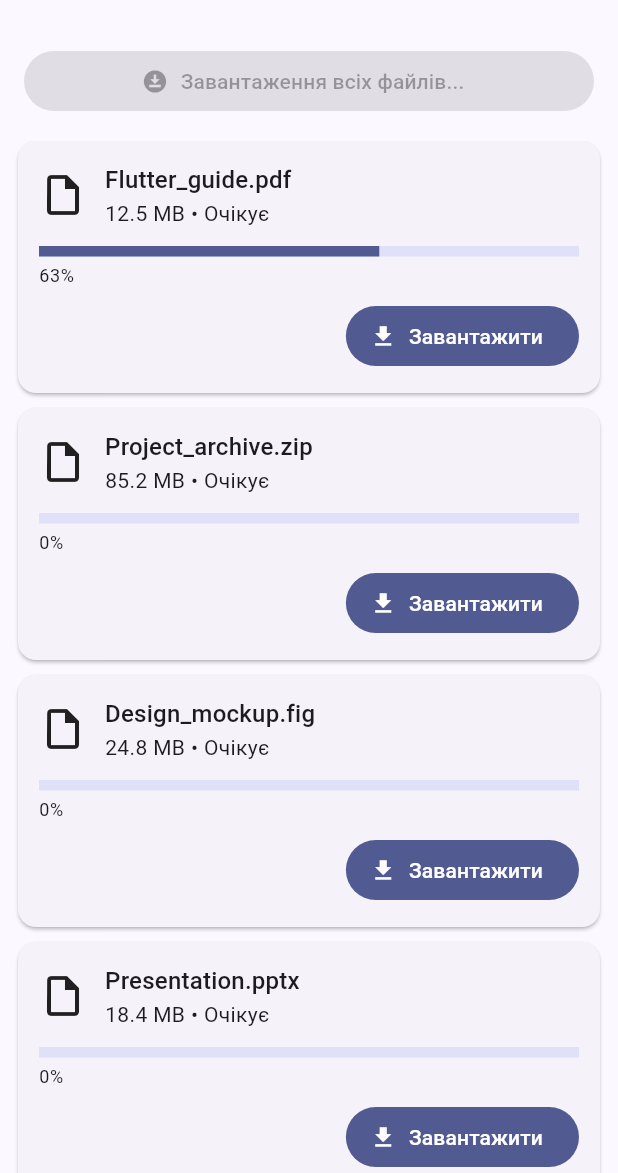
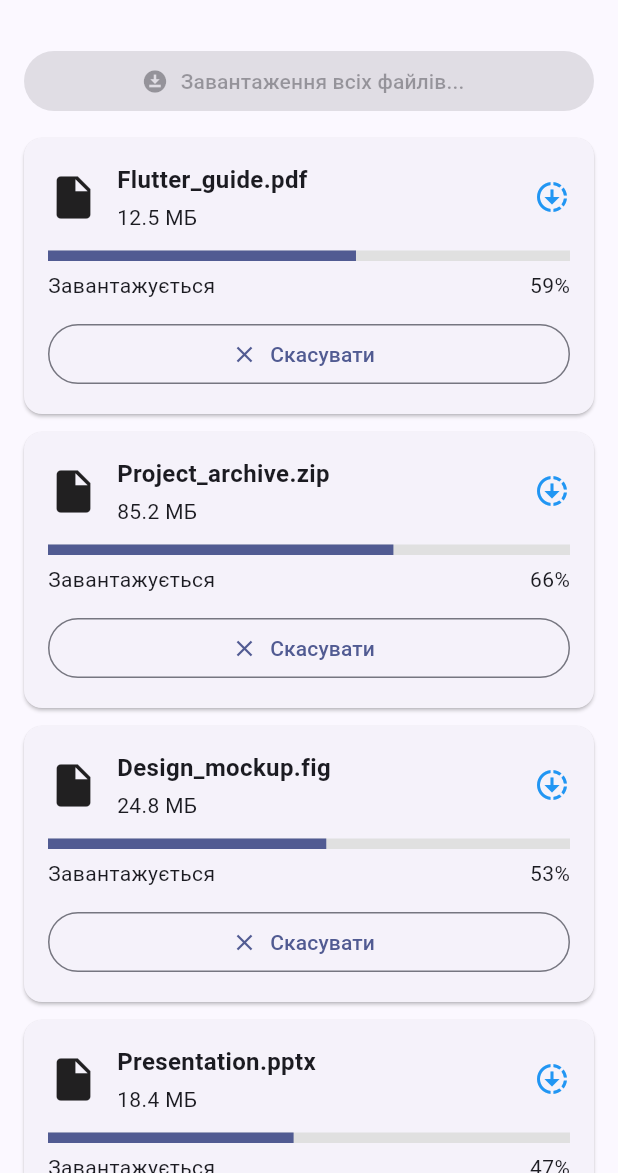
Before and after one commit to Kiter0/Programming-Mobile-Platforms, a Flutter app: the screen it shows after launch, after a tap on "Спробувати ще раз", after a tap on "Завантажити всі", on a phone screen of 412 x 824 dp, the part 63-1236 px from its top. Run offline on Flutter 3.47's test engine with Material 3 defaults, Android fonts, the light colour scheme and no system bars; our stand-ins replace go_router; accounts and stored records are empty.

Commit message:
Fix async download manager streams

```diff
--- a/practice-08-async-dart/lib/screens/download_screen.dart
+++ b/practice-08-async-dart/lib/screens/download_screen.dart
@@ -1,3 +1,4 @@
+
 import 'dart:async';
 
 import 'package:flutter/material.dart';
@@ -24,6 +25,7 @@ class _DownloadScreenState extends State<DownloadScreen> {
 
   bool _batchRunning = false;
   String? _batchSummary;
+  DateTime? _batchStart;
 
   @override
   void initState() {
@@ -31,21 +33,13 @@ class _DownloadScreenState extends State<DownloadScreen> {
     _filesFuture = _loadFiles();
   }
 
-  Future<List<DownloadFile>> _loadFiles() async {
-    final files = await _service.loadFiles().timeout(
+  Future<List<DownloadFile>> _loadFiles() {
+    return _service.loadFiles().timeout(
       const Duration(seconds: 5),
     );
-
-    if (!mounted) return files;
-
-    setState(() {
-      _files = files;
-    });
-
-    return files;
   }
 
-  void _retryLoading() {
+  void _retryLoad() {
     setState(() {
       _files = [];
       _batchSummary = null;
@@ -53,97 +47,107 @@ class _DownloadScreenState extends State<DownloadScreen> {
     });
   }
 
-  void _updateFile(int id, DownloadFile Function(DownloadFile) update) {
+  void _updateFile(
+    int id,
+    DownloadFile Function(DownloadFile) update,
+  ) {
     if (!mounted) return;
 
+    final index = _files.indexWhere((file) => file.id == id);
+    if (index == -1) return;
+
     setState(() {
-      final index = _files.indexWhere((file) => file.id == id);
-      if (index != -1) {
       _files[index] = update(_files[index]);
-      }
     });
   }
 
   Future<bool> _startDownload(int id) {
-    final fileIndex = _files.indexWhere((file) => file.id == id);
-    if (fileIndex == -1) return Future.value(false);
+    final existing = _completers[id];
 
-    final file = _files[fileIndex];
-    if (file.status == DownloadStatus.completed) {
+    if (existing != null && !existing.isCompleted) {
+      return existing.future;
+    }
+
+    final index = _files.indexWhere((file) => file.id == id);
+    if (index == -1) return Future.value(false);
+
+    if (_files[index].status == DownloadStatus.completed) {
       return Future.value(true);
     }
-
-    final existing = _completers[id];
-    if (existing != null) return existing.future;
 
     final completer = Completer<bool>();
     _completers[id] = completer;
 
     try {
-      final stream = _service.startDownload(id);
+      // Важливо: broadcast дозволяє слухати потік
+      // одночасно через listen() та StreamBuilder.
+      final stream = _service.startDownload(id).asBroadcastStream();
       _streams[id] = stream;
 
       _updateFile(
         id,
-        (current) => current.copyWith(
+        (file) => file.copyWith(
           progress: 0,
           status: DownloadStatus.downloading,
-          clearError: true,
+          errorMessage: null,
         ),
       );
 
-      late StreamSubscription<double> subscription;
+      late final StreamSubscription<double> subscription;
 
       subscription = stream.listen(
         (progress) {
-          _updateFile(id, (current) {
-            final completed = progress >= 1;
-            return current.copyWith(
+          _updateFile(
+            id,
+            (file) => file.copyWith(
               progress: progress,
-              status: completed
+              status: progress >= 1
                   ? DownloadStatus.completed
                   : DownloadStatus.downloading,
+              errorMessage: null,
+            ),
           );
-          });
 
           if (progress >= 1 && !completer.isCompleted) {
             completer.complete(true);
-            if (identical(_completers[id], completer)) {
-              _completers.remove(id);
-            }
           }
         },
         onError: (Object error) {
           _updateFile(
             id,
-            (current) => current.copyWith(
+            (file) => file.copyWith(
               status: DownloadStatus.failed,
               errorMessage: error.toString(),
             ),
           );
 
-          if (!completer.isCompleted) completer.complete(false);
-          if (identical(_completers[id], completer)) {
-            _completers.remove(id);
+          if (!completer.isCompleted) {
+            completer.complete(false);
           }
         },
         onDone: () {
-          if (!completer.isCompleted) {
+          final currentIndex = _files.indexWhere(
+            (file) => file.id == id,
+          );
+
+          if (currentIndex != -1 &&
+              _files[currentIndex].status ==
+                  DownloadStatus.downloading) {
             _updateFile(
               id,
-              (current) => current.copyWith(
+              (file) => file.copyWith(
                 status: DownloadStatus.failed,
-                errorMessage: 'Завантаження завершилося передчасно',
+                errorMessage: 'Завантаження перервано',
               ),
             );
+
+            if (!completer.isCompleted) {
               completer.complete(false);
+            }
           }
 
           if (identical(_subscriptions[id], subscription)) {
             _subscriptions.remove(id);
-          }
-          if (identical(_completers[id], completer)) {
-            _completers.remove(id);
           }
         },
       );
@@ -152,14 +156,15 @@ class _DownloadScreenState extends State<DownloadScreen> {
     } catch (error) {
       _updateFile(
         id,
-        (current) => current.copyWith(
+        (file) => file.copyWith(
           status: DownloadStatus.failed,
           errorMessage: error.toString(),
         ),
       );
 
-      if (!completer.isCompleted) completer.complete(false);
-      _completers.remove(id);
+      if (!completer.isCompleted) {
+        completer.complete(false);
+      }
     }
 
     return completer.future;
@@ -167,6 +172,7 @@ class _DownloadScreenState extends State<DownloadScreen> {
 
   Future<void> _cancelDownload(int id) async {
     final completer = _completers.remove(id);
+
     if (completer != null && !completer.isCompleted) {
       completer.complete(false);
     }
@@ -176,26 +182,21 @@ class _DownloadScreenState extends State<DownloadScreen> {
       await subscription.cancel();
     }
 
-    if (!mounted) return;
-
     _service.cancelDownload(id);
-
-    setState(() {
     _streams.remove(id);
 
-      final index = _files.indexWhere((file) => file.id == id);
-      if (index != -1) {
-        _files[index] = _files[index].copyWith(
+    _updateFile(
+      id,
+      (file) => file.copyWith(
         progress: 0,
         status: DownloadStatus.waiting,
-          clearError: true,
+        errorMessage: null,
+      ),
     );
-      }
-    });
   }
 
   Future<void> _downloadAll() async {
-    if (_batchRunning || _files.isEmpty) return;
+    if (_batchRunning) return;
 
     final pending = _files
         .where((file) => file.status != DownloadStatus.completed)
@@ -208,58 +209,189 @@ class _DownloadScreenState extends State<DownloadScreen> {
       return;
     }
 
-    final stopwatch = Stopwatch()..start();
-
     setState(() {
       _batchRunning = true;
       _batchSummary = null;
+      _batchStart = DateTime.now();
     });
 
-    // Кожне завантаження повертає true/false, тому помилка
-    // одного файлу не перериває решту паралельних завантажень.
-    final results = await Future.wait(
+    try {
+      final results = await Future.wait<bool>(
         pending.map((file) => _startDownload(file.id)),
       );
 
-    stopwatch.stop();
-
       if (!mounted) return;
 
-    final successCount = results.where((result) => result).length;
-    final errorCount = results.length - successCount;
+      final successful = results.where((result) => result).length;
+      final failed = results.length - successful;
+      final elapsed = DateTime.now().difference(_batchStart!);
 
       setState(() {
+        _batchSummary =
+            'Завершено: $successful із ${results.length}. '
+            'Помилок або скасувань: $failed. '
+            'Час: ${elapsed.inSeconds} с.';
+      });
+    } finally {
+      if (mounted) {
+        setState(() {
           _batchRunning = false;
-      _batchSummary =
-          'Завершено за ${stopwatch.elapsed.inSeconds} с. '
-          'Успішно: $successCount, помилок або скасувань: $errorCount.';
         });
+      }
+    }
   }
 
   String _statusText(DownloadFile file) {
     switch (file.status) {
       case DownloadStatus.waiting:
-        return 'Очікує';
+        return 'Очікує завантаження';
       case DownloadStatus.downloading:
         return 'Завантажується';
       case DownloadStatus.completed:
-        return 'Завершено';
+        return 'Завантажено';
       case DownloadStatus.failed:
         return 'Помилка';
     }
   }
 
+  Color _statusColor(DownloadFile file) {
+    switch (file.status) {
+      case DownloadStatus.waiting:
+        return Colors.grey;
+      case DownloadStatus.downloading:
+        return Colors.blue;
+      case DownloadStatus.completed:
+        return Colors.green;
+      case DownloadStatus.failed:
+        return Colors.red;
+    }
+  }
+
+  Widget _buildFileCard(DownloadFile file) {
+    final isDownloading =
+        file.status == DownloadStatus.downloading;
+    final isCompleted =
+        file.status == DownloadStatus.completed;
+
+    return Card(
+      margin: const EdgeInsets.symmetric(
+        horizontal: 16,
+        vertical: 6,
+      ),
+      child: Padding(
+        padding: const EdgeInsets.all(16),
+        child: Column(
+          crossAxisAlignment: CrossAxisAlignment.start,
+          children: [
+            Row(
+              children: [
+                const Icon(Icons.insert_drive_file, size: 34),
+                const SizedBox(width: 12),
+                Expanded(
+                  child: Column(
+                    crossAxisAlignment: CrossAxisAlignment.start,
+                    children: [
+                      Text(
+                        file.name,
+                        style: const TextStyle(
+                          fontSize: 16,
+                          fontWeight: FontWeight.bold,
+                        ),
+                      ),
+                      const SizedBox(height: 4),
+                      Text('${file.sizeMb.toStringAsFixed(1)} МБ'),
+                    ],
+                  ),
+                ),
+                Icon(
+                  isCompleted
+                      ? Icons.check_circle
+                      : isDownloading
+                          ? Icons.downloading
+                          : file.status == DownloadStatus.failed
+                              ? Icons.error
+                              : Icons.cloud_download,
+                  color: _statusColor(file),
+                ),
+              ],
+            ),
+            const SizedBox(height: 12),
+            StreamBuilder<double>(
+              stream: _streams[file.id],
+              initialData: file.progress,
+              builder: (context, snapshot) {
+                final progress =
+                    (snapshot.data ?? file.progress).clamp(0.0, 1.0);
+
+                return Column(
+                  crossAxisAlignment: CrossAxisAlignment.start,
+                  children: [
+                    LinearProgressIndicator(
+                      value: progress,
+                      minHeight: 7,
+                      backgroundColor: Colors.grey.shade300,
+                    ),
+                    const SizedBox(height: 6),
+                    Row(
+                      mainAxisAlignment: MainAxisAlignment.spaceBetween,
+                      children: [
+                        Text(_statusText(file)),
+                        Text('${(progress * 100).round()}%'),
+                      ],
+                    ),
+                  ],
+                );
+              },
+            ),
+            if (file.errorMessage != null) ...[
+              const SizedBox(height: 8),
+              Text(
+                file.errorMessage!,
+                style: const TextStyle(color: Colors.red),
+              ),
+            ],
+            const SizedBox(height: 12),
+            SizedBox(
+              width: double.infinity,
+              child: isDownloading
+                  ? OutlinedButton.icon(
+                      onPressed: () => _cancelDownload(file.id),
+                      icon: const Icon(Icons.close),
+                      label: const Text('Скасувати'),
+                    )
+                  : ElevatedButton.icon(
+                      onPressed: isCompleted
+                          ? null
+                          : () => _startDownload(file.id),
+                      icon: Icon(
+                        isCompleted ? Icons.check : Icons.download,
+                      ),
+                      label: Text(
+                        isCompleted
+                            ? 'Завантажено'
+                            : file.status == DownloadStatus.failed
+                                ? 'Повторити'
+                                : 'Завантажити',
+                      ),
+                    ),
+            ),
+          ],
+        ),
+      ),
+    );
+  }
+
   @override
   void dispose() {
+    for (final completer in _completers.values) {
+      if (!completer.isCompleted) {
+        completer.complete(false);
+      }
+    }
+
     for (final subscription in _subscriptions.values) {
       unawaited(subscription.cancel());
     }
-    _subscriptions.clear();
-
-    for (final completer in _completers.values) {
-      if (!completer.isCompleted) completer.complete(false);
-    }
-    _completers.clear();
 
     _service.dispose();
     super.dispose();
@@ -295,16 +427,20 @@ class _DownloadScreenState extends State<DownloadScreen> {
                 child: Column(
                   mainAxisSize: MainAxisSize.min,
                   children: [
-                    const Icon(Icons.cloud_off, size: 56),
+                    const Icon(
+                      Icons.cloud_off,
+                      size: 48,
+                      color: Colors.red,
+                    ),
                     const SizedBox(height: 12),
                     Text(
-                      'Не вдалося завантажити список.\n'
+                      'Не вдалося завантажити список:\n'
                       '${snapshot.error}',
                       textAlign: TextAlign.center,
                     ),
                     const SizedBox(height: 16),
-                    FilledButton.icon(
-                      onPressed: _retryLoading,
+                    ElevatedButton.icon(
+                      onPressed: _retryLoad,
                       icon: const Icon(Icons.refresh),
                       label: const Text('Спробувати ще раз'),
                     ),
@@ -314,28 +450,25 @@ class _DownloadScreenState extends State<DownloadScreen> {
             );
           }
 
-          final files = snapshot.data ?? [];
+          final loadedFiles = snapshot.data ?? [];
 
-          if (files.isEmpty) {
+          if (loadedFiles.isEmpty) {
             return const Center(
-              child: Column(
-                mainAxisSize: MainAxisSize.min,
-                children: [
-                  Icon(Icons.folder_open, size: 56),
-                  SizedBox(height: 12),
-                  Text('Файлів поки немає'),
-                ],
-              ),
+              child: Text('Список файлів порожній.'),
             );
+          }
+
+          if (_files.isEmpty) {
+            _files = List<DownloadFile>.from(loadedFiles);
           }
 
           return Column(
             children: [
               Padding(
-                padding: const EdgeInsets.all(16),
+                padding: const EdgeInsets.fromLTRB(16, 16, 16, 8),
                 child: SizedBox(
                   width: double.infinity,
-                  child: FilledButton.icon(
+                  child: ElevatedButton.icon(
                     onPressed: _batchRunning ? null : _downloadAll,
                     icon: const Icon(Icons.download_for_offline),
                     label: Text(
@@ -348,127 +481,23 @@ class _DownloadScreenState extends State<DownloadScreen> {
               ),
               if (_batchSummary != null)
                 Padding(
-                  padding: const EdgeInsets.symmetric(horizontal: 16),
-                  child: Card(
-                    child: ListTile(
-                      leading: const Icon(Icons.summarize),
-                      title: const Text('Підсумок завантаження'),
-                      subtitle: Text(_batchSummary!),
+                  padding: const EdgeInsets.symmetric(
+                    horizontal: 16,
+                    vertical: 8,
+                  ),
+                  child: Text(
+                    _batchSummary!,
+                    textAlign: TextAlign.center,
+                    style: const TextStyle(
+                      fontWeight: FontWeight.w600,
                     ),
                   ),
                 ),
               Expanded(
                 child: ListView.builder(
-                  padding: const EdgeInsets.fromLTRB(12, 0, 12, 12),
                   itemCount: _files.length,
                   itemBuilder: (context, index) {
-                    final file = _files[index];
-
-                    return Card(
-                      margin: const EdgeInsets.only(bottom: 10),
-                      child: Padding(
-                        padding: const EdgeInsets.all(14),
-                        child: Column(
-                          crossAxisAlignment: CrossAxisAlignment.start,
-                          children: [
-                            Row(
-                              children: [
-                                const Icon(
-                                  Icons.insert_drive_file_outlined,
-                                  size: 32,
-                                ),
-                                const SizedBox(width: 12),
-                                Expanded(
-                                  child: Column(
-                                    crossAxisAlignment:
-                                        CrossAxisAlignment.start,
-                                    children: [
-                                      Text(
-                                        file.name,
-                                        style: Theme.of(context)
-                                            .textTheme
-                                            .titleMedium,
-                                      ),
-                                      Text(
-                                        '${file.sizeMb.toStringAsFixed(1)} MB'
-                                        ' • ${_statusText(file)}',
-                                      ),
-                                    ],
-                                  ),
-                                ),
-                              ],
-                            ),
-                            const SizedBox(height: 12),
-                            StreamBuilder<double>(
-                              stream: _streams[file.id],
-                              initialData: file.progress,
-                              builder: (context, progressSnapshot) {
-                                final progress =
-                                    (progressSnapshot.data ?? file.progress)
-                                        .clamp(0.0, 1.0);
-
-                                return Column(
-                                  crossAxisAlignment: CrossAxisAlignment.start,
-                                  children: [
-                                    LinearProgressIndicator(
-                                      value: progress,
-                                      minHeight: 7,
-                                    ),
-                                    const SizedBox(height: 5),
-                                    Text(
-                                      '${(progress * 100).round()}%',
-                                      style: Theme.of(context)
-                                          .textTheme
-                                          .bodySmall,
-                                    ),
-                                  ],
-                                );
-                              },
-                            ),
-                            if (file.errorMessage != null) ...[
-                              const SizedBox(height: 6),
-                              Text(
-                                file.errorMessage!,
-                                style: TextStyle(
-                                  color: Theme.of(context).colorScheme.error,
-                                ),
-                              ),
-                            ],
-                            const SizedBox(height: 8),
-                            Align(
-                              alignment: Alignment.centerRight,
-                              child: file.status == DownloadStatus.downloading
-                                  ? OutlinedButton.icon(
-                                      onPressed: () => _cancelDownload(file.id),
-                                      icon: const Icon(Icons.close),
-                                      label: const Text('Скасувати'),
-                                    )
-                                  : file.status == DownloadStatus.completed
-                                  ? const Chip(
-                                      avatar: Icon(
-                                        Icons.check_circle,
-                                        size: 18,
-                                      ),
-                                      label: Text('Завантажено'),
-                                    )
-                                  : FilledButton.icon(
-                                      onPressed: () => _startDownload(file.id),
-                                      icon: Icon(
-                                        file.status == DownloadStatus.failed
-                                            ? Icons.refresh
-                                            : Icons.download,
-                                      ),
-                                      label: Text(
-                                        file.status == DownloadStatus.failed
-                                            ? 'Повторити'
-                                            : 'Завантажити',
-                                      ),
-                                    ),
-                            ),
-                          ],
-                        ),
-                      ),
-                    );
+                    return _buildFileCard(_files[index]);
                   },
                 ),
               ),
--- a/practice-08-async-dart/lib/services/download_service.dart
+++ b/practice-08-async-dart/lib/services/download_service.dart
@@ -1,3 +1,4 @@
+
 import 'dart:async';
 import 'dart:math';
 
@@ -42,14 +43,14 @@ class DownloadService {
 
     cancelDownload(fileId);
 
-    final controller = StreamController<double>.broadcast();
+    final controller = StreamController<double>();
     _controllers[fileId] = controller;
 
     var progress = 0.0;
 
-    _timers[fileId] = Timer.periodic(const Duration(milliseconds: 180), (
-      timer,
-    ) {
+    _timers[fileId] = Timer.periodic(
+      const Duration(milliseconds: 180),
+      (timer) {
         if (_disposed || controller.isClosed) {
           timer.cancel();
           return;
@@ -59,30 +60,38 @@ class DownloadService {
           timer.cancel();
           _timers.remove(fileId);
 
-        controller.addError(StateError('Помилка завантаження файлу'));
-        controller.close();
+          controller.addError(
+            StateError('Помилка завантаження файлу'),
+          );
+          unawaited(controller.close());
           _controllers.remove(fileId);
           return;
         }
 
-      progress += 0.04 + _random.nextDouble() * 0.10;
-      if (progress > 1) progress = 1;
+        progress = min(
+          1.0,
+          progress + 0.04 + _random.nextDouble() * 0.10,
+        );
 
         controller.add(progress);
 
-      if (progress >= 1) {
+        if (progress >= 1.0) {
           timer.cancel();
           _timers.remove(fileId);
-        controller.close();
+          unawaited(controller.close());
           _controllers.remove(fileId);
         }
-    });
+      },
+    );
 
     return controller.stream.timeout(
       const Duration(seconds: 3),
       onTimeout: (sink) {
-        sink.addError(TimeoutException('Немає оновлень прогресу завантаження'));
+        sink.addError(
+          TimeoutException('Немає оновлень прогресу завантаження'),
+        );
         sink.close();
+        cancelDownload(fileId);
       },
     );
   }
@@ -91,8 +100,9 @@ class DownloadService {
     _timers.remove(fileId)?.cancel();
 
     final controller = _controllers.remove(fileId);
+
     if (controller != null && !controller.isClosed) {
-      controller.close();
+      unawaited(controller.close());
     }
   }
 
@@ -107,7 +117,7 @@ class DownloadService {
 
     for (final controller in _controllers.values) {
       if (!controller.isClosed) {
-        controller.close();
+        unawaited(controller.close());
       }
     }
     _controllers.clear();
```
Also changed, not shown: 1 other file. Lines whose indentation alone changed are shown as unchanged.
